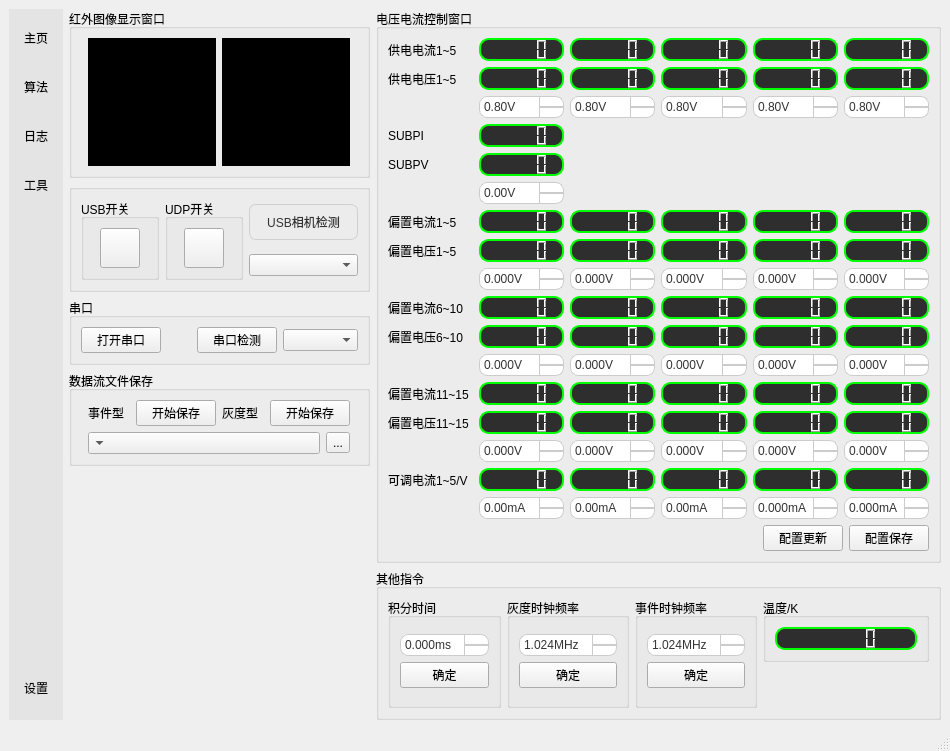
First picture: the form in mainwindow.ui, repository 3137959601/usb_udp_video_transmission2, before the edit.
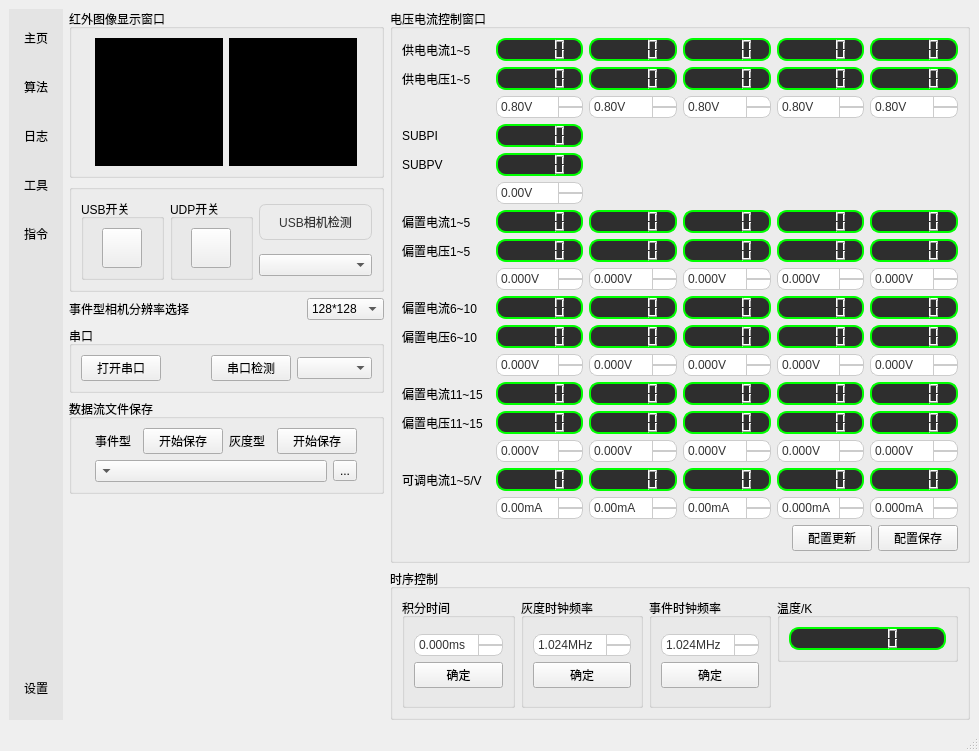
Second picture: the form after the edit. Icons and pictures are not drawn. Custom widgets are drawn as their Qt base class.

```diff
--- a/mainwindow.ui
+++ b/mainwindow.ui
@@ -6,7 +6,7 @@
    <rect>
     <x>0</x>
     <y>0</y>
-    <width>950</width>
+    <width>979</width>
     <height>751</height>
    </rect>
   </property>
@@ -14,7 +14,7 @@
    <string>MainWindow</string>
   </property>
   <widget class="QWidget" name="centralwidget">
-   <layout class="QGridLayout" name="gridLayout_19">
+   <layout class="QGridLayout" name="gridLayout_20">
     <item row="0" column="0">
      <widget class="QWidget" name="sideBar" native="true">
       <property name="layoutDirection">
@@ -25,13 +25,10 @@
 	background-color: rgb(228, 228, 228);  /* 设置背景色为灰色 */
 }</string>
       </property>
-      <layout class="QGridLayout" name="gridLayout_8">
+      <layout class="QGridLayout" name="gridLayout_19">
        <item row="0" column="0">
-        <layout class="QVBoxLayout" name="verticalLayout_2">
-         <property name="spacing">
-          <number>6</number>
-         </property>
-         <item>
+        <layout class="QGridLayout" name="gridLayout_8">
+         <item row="0" column="0">
           <widget class="QToolButton" name="home_tB">
            <property name="styleSheet">
             <string notr="true">/* 默认 */
@@ -218,7 +215,53 @@
            </property>
           </widget>
          </item>
-         <item>
+         <item row="4" column="0">
+          <widget class="QToolButton" name="command_tB">
+           <property name="styleSheet">
+            <string notr="true">/* 默认 */
+QToolButton{   
+	border-top: 3px outset transparent;           /* 上边框宽度3像素、突出显示、颜色为透明 */
+	border-bottom: 7px outset transparent;
+	border-right: 3px outset transparent;
+	border-left: 3px outset transparent;
+    min-width: 30px;                            /* 控件最小宽度 */
+    min-height: 30px;
+	background-color: rgb(228, 228, 228);
+
+}
+
+/* 鼠标悬停 */
+QToolButton:hover{
+	background-color: rgb(205, 205, 205);
+}
+
+/* 点击和按下 */
+QToolButton:pressed,QToolButton:checked{
+	border-left: 3px outset rgb(93, 95, 97);  /* 左边框宽度3像素、突出显示、颜色为深深灰 */
+	background-color: rgb(246, 246, 246);	
+}
+
+QPushButton:default {
+    border-color: navy; /* make the default button prominent */
+}
+
+</string>
+           </property>
+           <property name="text">
+            <string>指令</string>
+           </property>
+           <property name="checkable">
+            <bool>true</bool>
+           </property>
+           <property name="autoExclusive">
+            <bool>false</bool>
+           </property>
+           <property name="toolButtonStyle">
+            <enum>Qt::ToolButtonTextUnderIcon</enum>
+           </property>
+          </widget>
+         </item>
+         <item row="5" column="0">
           <spacer name="verticalSpacer_4">
            <property name="orientation">
             <enum>Qt::Vertical</enum>
@@ -226,7 +269,7 @@
            <property name="sizeHint" stdset="0">
             <size>
              <width>20</width>
-             <height>40</height>
+             <height>376</height>
             </size>
            </property>
           </spacer>
@@ -298,8 +341,8 @@
               <widget class="usb_widget_image" name="usb_widget" native="true">
                <property name="minimumSize">
                 <size>
-                 <width>128</width>
-                 <height>128</height>
+                 <width>64</width>
+                 <height>64</height>
                 </size>
                </property>
                <property name="maximumSize">
@@ -465,6 +508,50 @@
          </widget>
         </item>
         <item row="2" column="0">
+         <layout class="QHBoxLayout" name="horizontalLayout_4">
+          <item>
+           <widget class="QLabel" name="label_3">
+            <property name="text">
+             <string>事件型相机分辨率选择</string>
+            </property>
+           </widget>
+          </item>
+          <item>
+           <spacer name="horizontalSpacer">
+            <property name="orientation">
+             <enum>Qt::Horizontal</enum>
+            </property>
+            <property name="sizeHint" stdset="0">
+             <size>
+              <width>40</width>
+              <height>20</height>
+             </size>
+            </property>
+           </spacer>
+          </item>
+          <item>
+           <widget class="QComboBox" name="resolutioCB">
+            <property name="sizePolicy">
+             <sizepolicy hsizetype="Preferred" vsizetype="Fixed">
+              <horstretch>0</horstretch>
+              <verstretch>0</verstretch>
+             </sizepolicy>
+            </property>
+            <item>
+             <property name="text">
+              <string>128*128</string>
+             </property>
+            </item>
+            <item>
+             <property name="text">
+              <string>64*64</string>
+             </property>
+            </item>
+           </widget>
+          </item>
+         </layout>
+        </item>
+        <item row="3" column="0">
          <widget class="QGroupBox" name="groupBox_3">
           <property name="title">
            <string>串口</string>
@@ -519,7 +606,7 @@
           </layout>
          </widget>
         </item>
-        <item row="3" column="0">
+        <item row="4" column="0">
          <widget class="QGroupBox" name="groupBox_8">
           <property name="title">
            <string>数据流文件保存</string>
@@ -593,8 +680,8 @@
         </property>
         <property name="sizeHint" stdset="0">
          <size>
-          <width>20</width>
-          <height>252</height>
+          <width>315</width>
+          <height>158</height>
          </size>
         </property>
        </spacer>
@@ -3661,7 +3748,7 @@
       <item row="1" column="0">
        <widget class="QGroupBox" name="groupBox_5">
         <property name="title">
-         <string>其他指令</string>
+         <string>时序控制</string>
         </property>
         <layout class="QGridLayout" name="gridLayout_7">
          <item row="0" column="0" rowspan="2">
```
Left out of the diff: 221 changed lines with no effect on the pictures.
